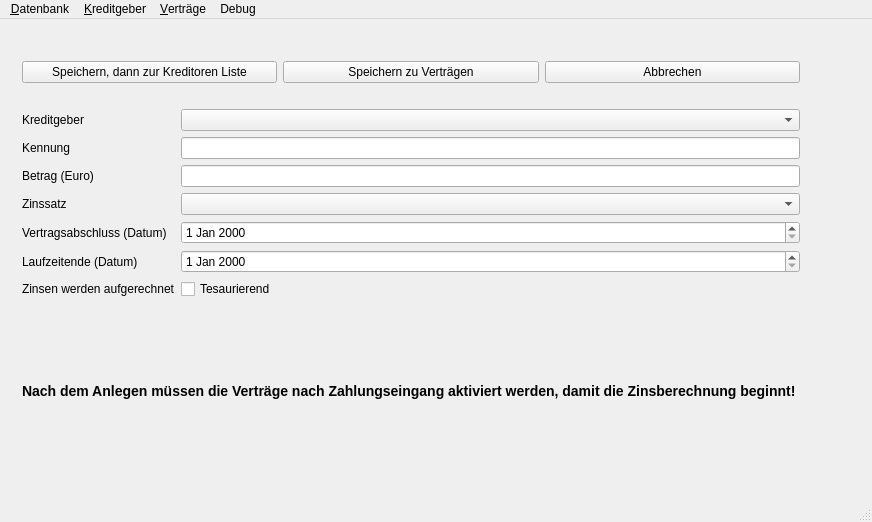
Before: the Qt Designer form DKV2/mainwindow.ui in Schachigel/DKV2, drawn with Qt 5.
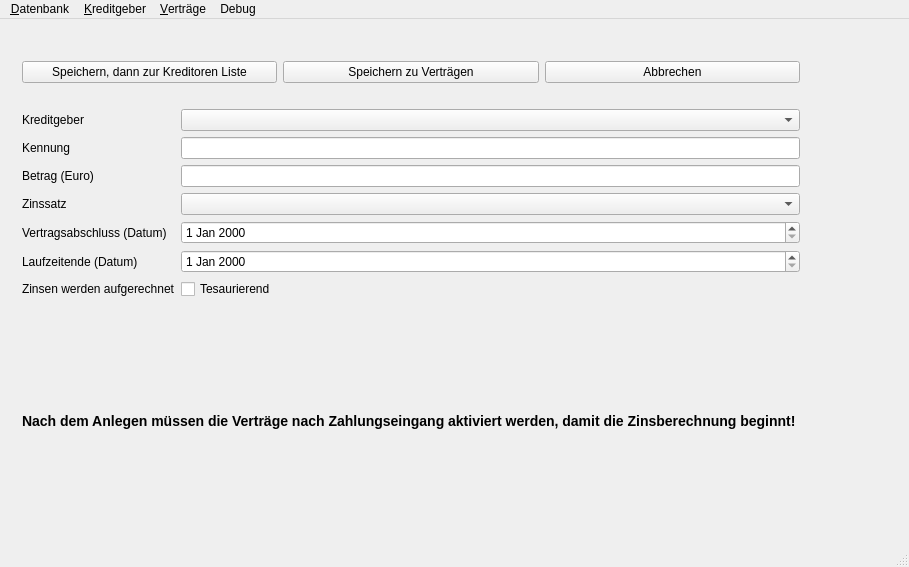
After: the same form once the commit is applied.

```diff
--- a/DKV2/mainwindow.ui
+++ b/DKV2/mainwindow.ui
@@ -7,8 +7,8 @@
    <rect>
     <x>0</x>
     <y>0</y>
-    <width>872</width>
-    <height>522</height>
+    <width>909</width>
+    <height>567</height>
    </rect>
   </property>
   <property name="windowTitle">
@@ -613,8 +613,8 @@
     <rect>
      <x>0</x>
      <y>0</y>
-     <width>872</width>
-     <height>26</height>
+     <width>909</width>
+     <height>21</height>
     </rect>
    </property>
    <widget class="QMenu" name="menuDatenbank">
```
Left out of the diff: 10 changed lines with no effect on the pictures.
